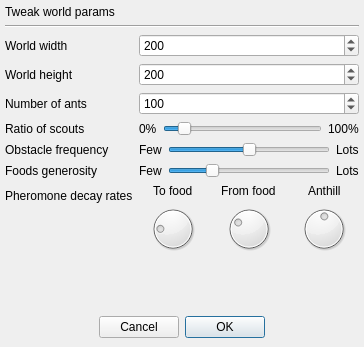
Before: the Qt Designer form worldgen.ui in Kamilcuk/Anthill, drawn with Qt 5.
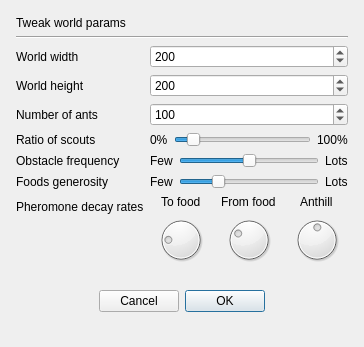
After: the same form once the commit is applied.

```diff
--- a/worldgen.ui
+++ b/worldgen.ui
@@ -28,15 +28,8 @@
   <property name="modal">
    <bool>true</bool>
   </property>
-  <widget class="QWidget" name="centralwidget">
-   <property name="geometry">
-    <rect>
-     <x>0</x>
-     <y>0</y>
-     <width>364</width>
-     <height>400</height>
-    </rect>
-   </property>
+  <layout class="QVBoxLayout" name="verticalLayout">
+   <item>
    <layout class="QHBoxLayout" name="horizontalLayout" stretch="0">
     <property name="leftMargin">
      <number>5</number>
@@ -373,7 +366,8 @@
      </layout>
     </item>
    </layout>
-  </widget>
+   </item>
+  </layout>
   <action name="actionExit">
    <property name="text">
     <string>Exit</string>
```
Lines whose indentation alone changed are shown as unchanged.
